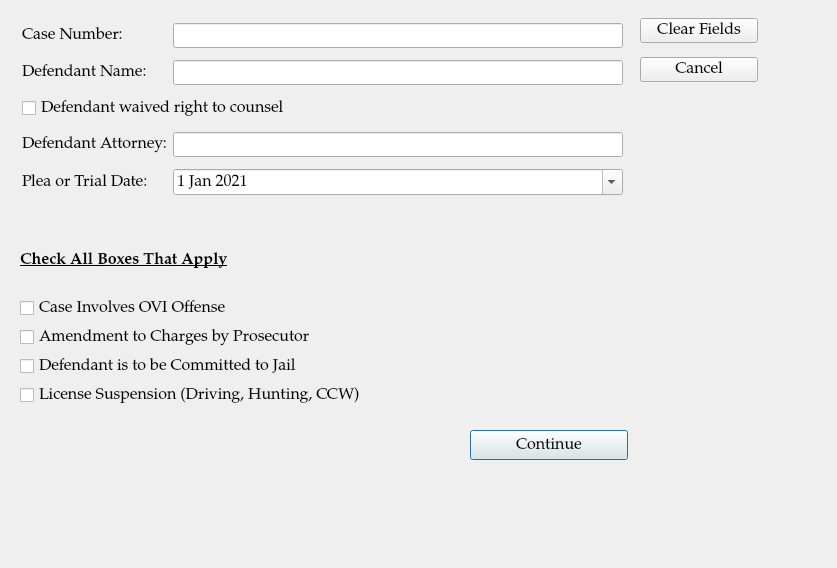
Above: ui/CaseInformationDialog.ui from HunterProgram22/MuniEntry before the change. Below: the same form after it.
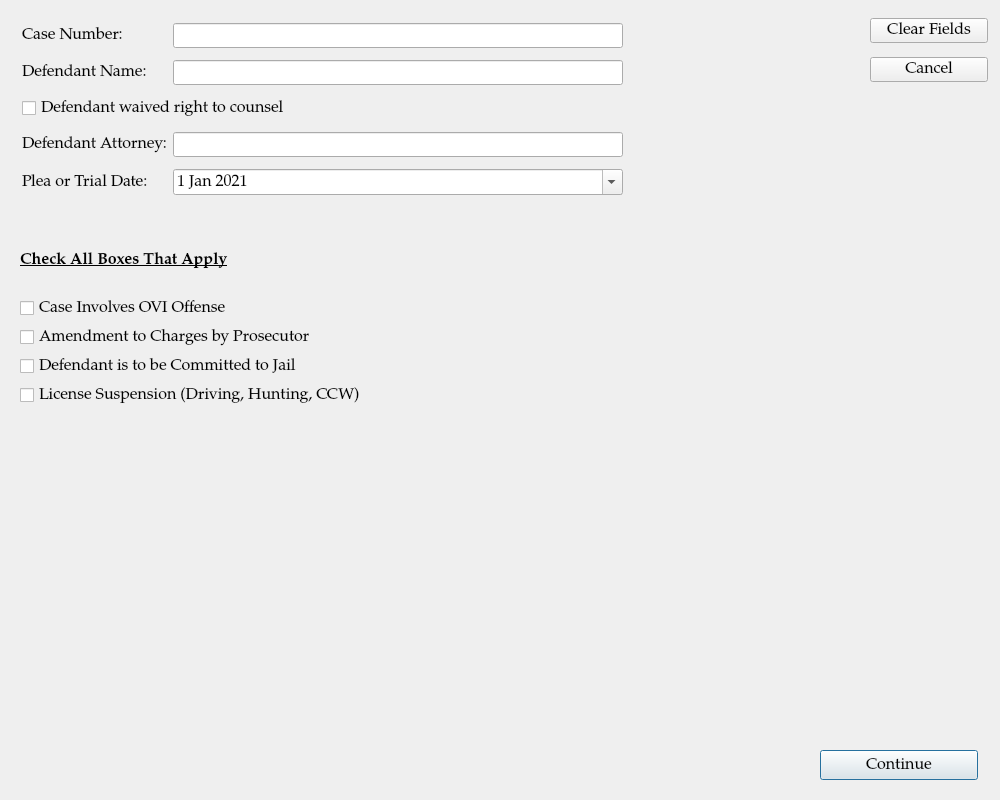
That is the form after the change.

Diff of the .ui file:
```diff
--- a/ui/CaseInformationDialog.ui
+++ b/ui/CaseInformationDialog.ui
@@ -6,10 +6,16 @@
    <rect>
     <x>0</x>
     <y>0</y>
-    <width>837</width>
-    <height>568</height>
+    <width>1000</width>
+    <height>800</height>
    </rect>
   </property>
+  <property name="minimumSize">
+   <size>
+    <width>1000</width>
+    <height>800</height>
+   </size>
+  </property>
   <property name="font">
    <font>
     <family>Palatino Linotype</family>
@@ -22,8 +28,8 @@
   <widget class="QPushButton" name="continueButton">
    <property name="geometry">
     <rect>
-     <x>470</x>
-     <y>430</y>
+     <x>820</x>
+     <y>750</y>
      <width>158</width>
      <height>30</height>
     </rect>
@@ -89,7 +95,7 @@
   <widget class="QWidget" name="layoutWidget">
    <property name="geometry">
     <rect>
-     <x>640</x>
+     <x>870</x>
      <y>10</y>
      <width>118</width>
      <height>80</height>
```
Left out of the diff: 24 changed lines with no effect on the pictures.
